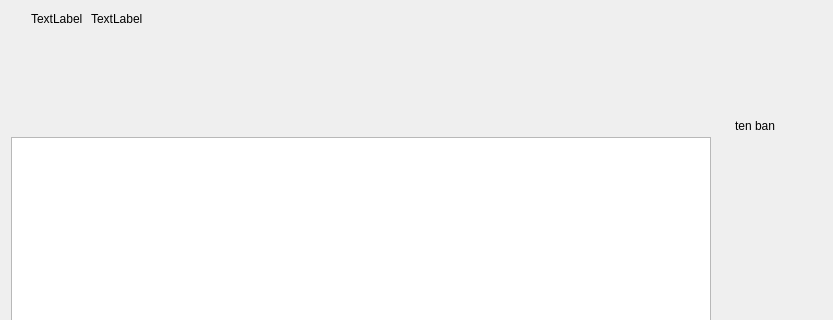
Above: view/DatPhong/dat_phong_ui.ui from loimaxto/DoAnPython before the change; both pictures show x 0 to 833 and y 0 to 320 of the 1134 by 689 pixel window. Below: the same form after it.
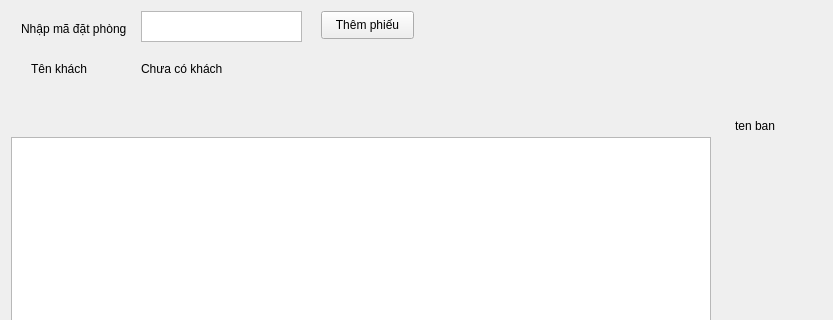
That is the form after the change.

What changed in the file:
```diff
--- a/view/DatPhong/dat_phong_ui.ui
+++ b/view/DatPhong/dat_phong_ui.ui
@@ -58,27 +58,66 @@
         <widget class="QLabel" name="label_3">
          <property name="geometry">
           <rect>
+           <x>10</x>
+           <y>10</y>
+           <width>121</width>
+           <height>16</height>
+          </rect>
+         </property>
+         <property name="text">
+          <string>Nhập mã đặt phòng</string>
+         </property>
+        </widget>
+        <widget class="QTextEdit" name="textEditIdPhieuDatPhong">
+         <property name="geometry">
+          <rect>
+           <x>130</x>
+           <y>0</y>
+           <width>161</width>
+           <height>31</height>
+          </rect>
+         </property>
+        </widget>
+        <widget class="QPushButton" name="btnUpdateDatPhong">
+         <property name="geometry">
+          <rect>
+           <x>310</x>
+           <y>0</y>
+           <width>93</width>
+           <height>28</height>
+          </rect>
+         </property>
+         <property name="text">
+          <string>Thêm phiếu</string>
+         </property>
+        </widget>
+        <widget class="QLabel" name="label_4">
+         <property name="geometry">
+          <rect>
            <x>20</x>
-           <y>0</y>
-           <width>603</width>
+           <y>50</y>
+           <width>91</width>
            <height>16</height>
           </rect>
          </property>
+         <property name="styleSheet">
+          <string notr="true">font: 75 10pt &quot;MS Shell Dlg 2&quot;;</string>
+         </property>
          <property name="text">
-          <string>TextLabel</string>
+          <string>Tên khách</string>
          </property>
         </widget>
         <widget class="QLabel" name="label_2">
          <property name="geometry">
           <rect>
-           <x>80</x>
-           <y>0</y>
-           <width>603</width>
+           <x>130</x>
+           <y>50</y>
+           <width>251</width>
            <height>16</height>
           </rect>
          </property>
          <property name="text">
-          <string>TextLabel</string>
+          <string>Chưa có khách</string>
          </property>
         </widget>
        </widget>
```
Left out of the diff: 2 changed lines with no effect on the pictures.
